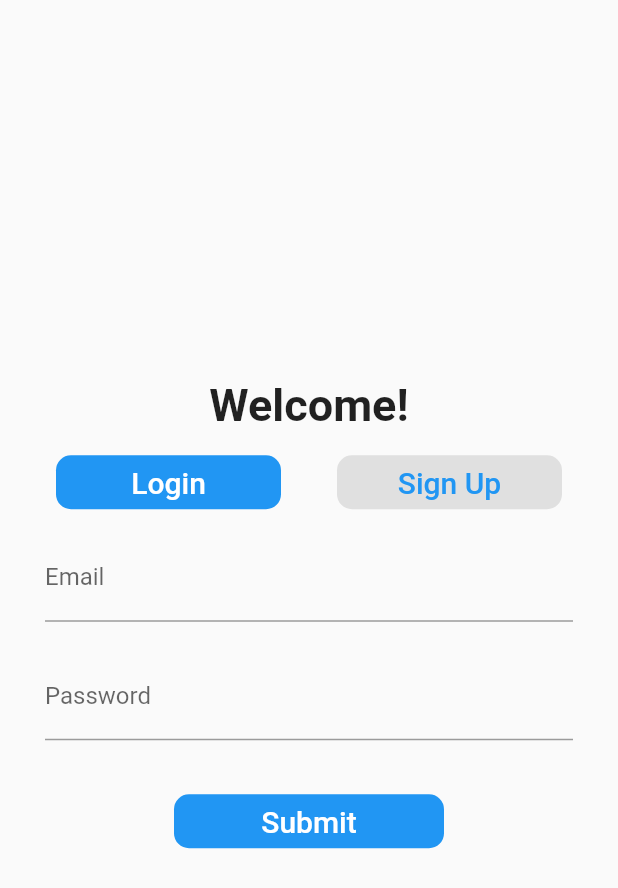
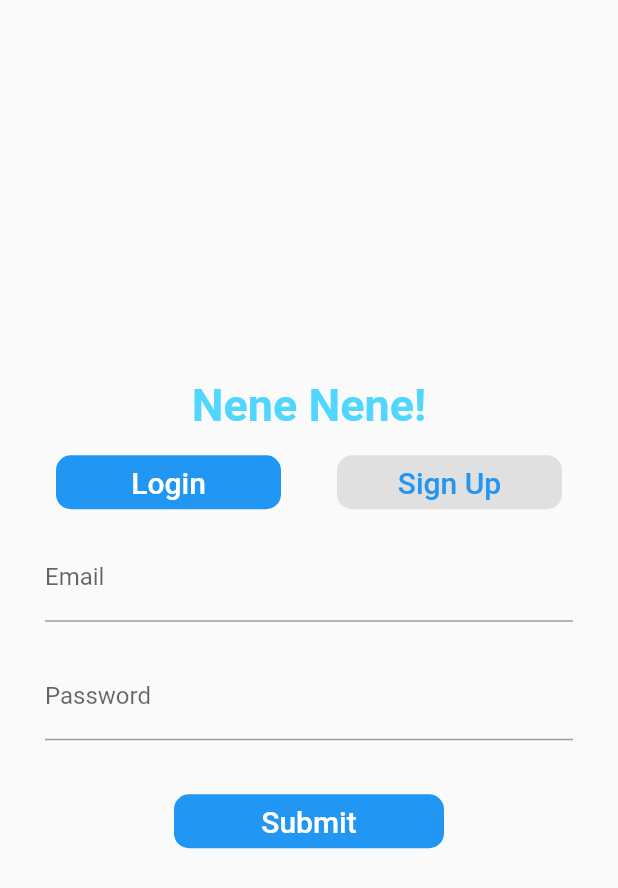
Before and after one commit to gustavoloureirodosreis/Flutter-Chat, a Flutter app: the screen it shows after launch, on a phone screen of 412 x 824 dp. Shown: the top 888 px of the screen. Run offline on Flutter 3.47's test engine with Material 2 defaults, Android fonts, the phone set to English and light mode, and no system bars; our stand-ins replace cached_network_image, cloud_firestore, firebase_auth, firebase_messaging, firebase_storage, flutter_image_compress and 1 more; accounts and stored records are empty.

Commit message:
@minor stuff and gitignore

```diff
--- a/lib/main.dart
+++ b/lib/main.dart
@@ -1,3 +1,4 @@
+import 'package:cloud_firestore/cloud_firestore.dart';
 import 'package:firebase_auth/firebase_auth.dart';
 import 'package:firebase_chat/models/user_data.dart';
 import 'package:firebase_chat/screens/home_screen.dart';
--- a/lib/screens/login_screen.dart
+++ b/lib/screens/login_screen.dart
@@ -85,6 +85,7 @@ class _LoginScreenState extends State<LoginScreen> {
     );
   }
 
+  // É AQUI QUE SUBMIT LOGIN OU SIGNUP
   _submit() async {
     final authService = Provider.of<AuthService>(context, listen: false);
     try {
@@ -127,10 +128,11 @@ class _LoginScreenState extends State<LoginScreen> {
           mainAxisAlignment: MainAxisAlignment.center,
           children: <Widget>[
             Text(
-              'Welcome!',
+              'Nene Nene!',
               style: TextStyle(
                 fontSize: 30.0,
                 fontWeight: FontWeight.w600,
+                color: Color.fromRGBO(81, 214, 255, 1)
               ),
             ),
             const SizedBox(height: 10.0),
```
Also changed, not shown: 1 other file.
